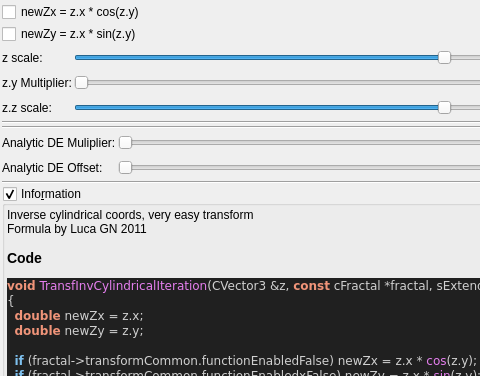
Old version of the form mandelbulber2/qt_data/fractal_transf_inv_cylindrical.ui in the repository buddhi1980/mandelbulber2; both pictures show x 0 to 480 and y 0 to 376 of the 907 by 751 pixel window.
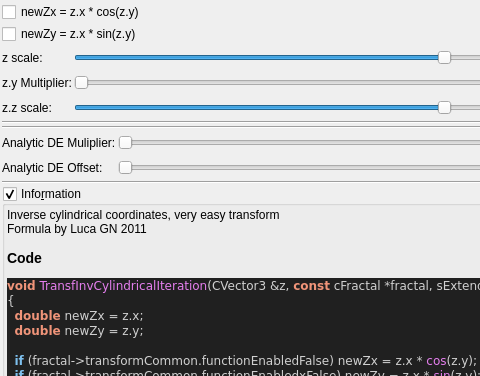
New version of the form. Custom widgets are drawn as their Qt base class.

```diff
--- a/mandelbulber2/qt_data/fractal_transf_inv_cylindrical.ui
+++ b/mandelbulber2/qt_data/fractal_transf_inv_cylindrical.ui
@@ -429,7 +429,7 @@
       <item>
        <widget class="QLabel" name="label_code_content">
         <property name="text">
-         <string notr="true">&lt;p&gt;Inverse cylindrical coords, very easy transform&lt;br&gt;Formula by Luca GN 2011&lt;/p&gt;&lt;table&gt;
+         <string notr="true">&lt;p&gt;Inverse cylindrical coordinates, very easy transform&lt;br&gt;Formula by Luca GN 2011&lt;/p&gt;&lt;table&gt;
 &lt;/table&gt;
 &lt;h3&gt;Code&lt;/h3&gt;
 &lt;body style=&quot;background-color:#202020&quot;&gt;
```
